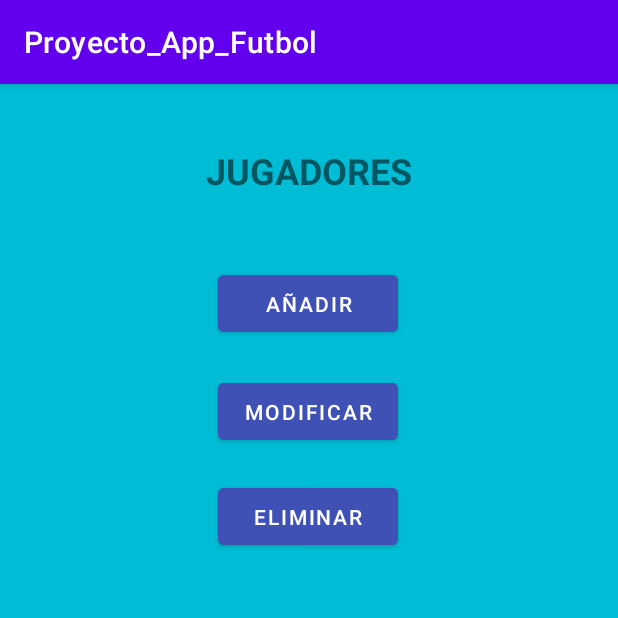
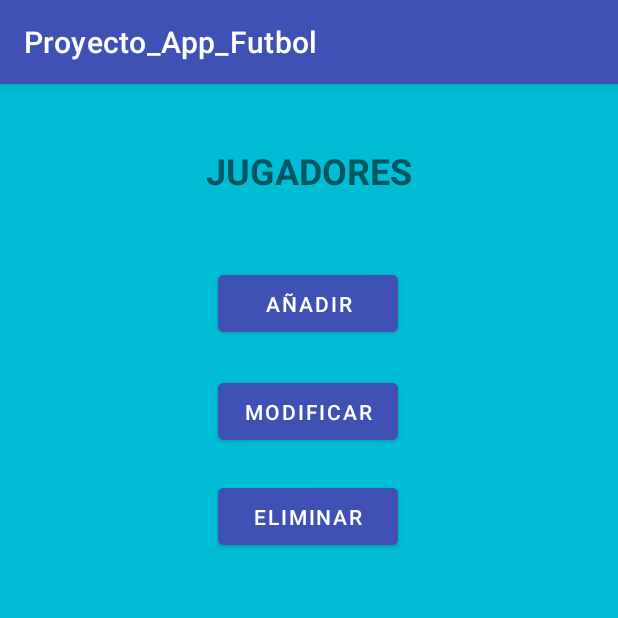
Before and after one commit to DavidGonS/Proyecto_App_Futbol, an Android app: the MenuAdministrador screen opened directly, with no data from a screen before it, after a tap on "JUGADORES", on a phone screen of 412 x 824 dp, the top half of it. Run offline under Robolectric (Android 15) with nearby library versions, the phone set to English and light mode, and no system bars.

Commit message:
Añadidas mas cosas

```diff
--- a/app/src/main/java/com/example/proyecto_app_futbol/admin/MenuAdministrador.java
+++ b/app/src/main/java/com/example/proyecto_app_futbol/admin/MenuAdministrador.java
@@ -3,19 +3,30 @@ package com.example.proyecto_app_futbol.admin;
 import androidx.appcompat.app.AppCompatActivity;
 
 import android.content.Intent;
+import android.graphics.Color;
+import android.graphics.drawable.ColorDrawable;
 import android.os.Bundle;
 import android.view.View;
+import android.view.Window;
 
 import com.example.proyecto_app_futbol.R;
 import com.example.proyecto_app_futbol.admin.jugadores.JugadoresAdministrador;
 import com.example.proyecto_app_futbol.admin.ligas.LigasAdministrador;
 
 public class MenuAdministrador extends AppCompatActivity {
+    private Window window;
 
     @Override
     protected void onCreate(Bundle savedInstanceState) {
         super.onCreate(savedInstanceState);
         setContentView(R.layout.activity_menu_administrador);
+        init();
+    }
+
+    public void init(){
+        this.window = getWindow();
+        window.setStatusBarColor(Color.parseColor("#3F51B5"));
+        getSupportActionBar().setBackgroundDrawable(new ColorDrawable(Color.parseColor("#3F51B5")));
     }
 
     public void goToLigas(View view) {
--- a/app/src/main/java/com/example/proyecto_app_futbol/admin/jugadores/JugadoresAdministrador.java
+++ b/app/src/main/java/com/example/proyecto_app_futbol/admin/jugadores/JugadoresAdministrador.java
@@ -3,21 +3,32 @@ package com.example.proyecto_app_futbol.admin.jugadores;
 import androidx.appcompat.app.AppCompatActivity;
 
 import android.content.Intent;
+import android.graphics.Color;
+import android.graphics.drawable.ColorDrawable;
 import android.os.Bundle;
 import android.view.View;
+import android.view.Window;
 
 import com.example.proyecto_app_futbol.R;
 
 public class JugadoresAdministrador extends AppCompatActivity {
+    private Window window;
 
     @Override
     protected void onCreate(Bundle savedInstanceState) {
         super.onCreate(savedInstanceState);
         setContentView(R.layout.activity_jugadores_administrador);
+        init();
     }
 
     public void goToAdd(View view) {
         Intent intent = new Intent(this, AnadirJugador.class);
         startActivity(intent);
     }
+
+    public void init(){
+        this.window = getWindow();
+        window.setStatusBarColor(Color.parseColor("#3F51B5"));
+        getSupportActionBar().setBackgroundDrawable(new ColorDrawable(Color.parseColor("#3F51B5")));
+    }
 }
--- a/app/src/main/java/com/example/proyecto_app_futbol/cliente/JugadorCliente.java
+++ b/app/src/main/java/com/example/proyecto_app_futbol/cliente/JugadorCliente.java
@@ -11,6 +11,7 @@ import retrofit2.http.GET;
 import retrofit2.http.POST;
 import retrofit2.http.PUT;
 import retrofit2.http.Path;
+import retrofit2.http.Query;
 
 public interface JugadorCliente {
 
@@ -25,7 +26,7 @@ public interface JugadorCliente {
 
     @DELETE("/jugadores/{idJugador}")
     Call<Void> deletePlayer(
-            @Path("idJugador") int idJugador
+            @Query("idJugador") int idJugador
     );
 
     @PUT("/jugadores/{idJugador}")
--- a/app/src/main/java/com/example/proyecto_app_futbol/cliente/LigaCliente.java
+++ b/app/src/main/java/com/example/proyecto_app_futbol/cliente/LigaCliente.java
@@ -8,6 +8,7 @@ import retrofit2.http.DELETE;
 import retrofit2.http.POST;
 import retrofit2.http.PUT;
 import retrofit2.http.Path;
+import retrofit2.http.Query;
 
 public interface LigaCliente {
 
@@ -18,7 +19,7 @@ public interface LigaCliente {
 
     @DELETE("/ligas/{idLiga}")
     Call<Void> deleteLeague(
-            @Path("idLiga") int idLiga
+            @Query("idLiga") int idLiga
     );
 
     @PUT("/ligas/{idLiga}")
```
Also changed, not shown: app/src/main/java/com/example/proyecto_app_futbol/admin/jugadores/AnadirJugador.java (+11 -0 lines), app/src/main/java/com/example/proyecto_app_futbol/admin/ligas/AnadirLiga.java (+11 -0 lines), app/src/main/java/com/example/proyecto_app_futbol/admin/ligas/EliminarLiga.java (+12 -0 lines), app/src/main/java/com/example/proyecto_app_futbol/admin/ligas/LigasAdministrador.java (+12 -0 lines), app/src/main/java/com/example/proyecto_app_futbol/admin/ligas/ModificarLiga.java (+12 -0 lines), app/src/main/res/layout/activity_jugadores_la_liga.xml (+5 -5 lines).
